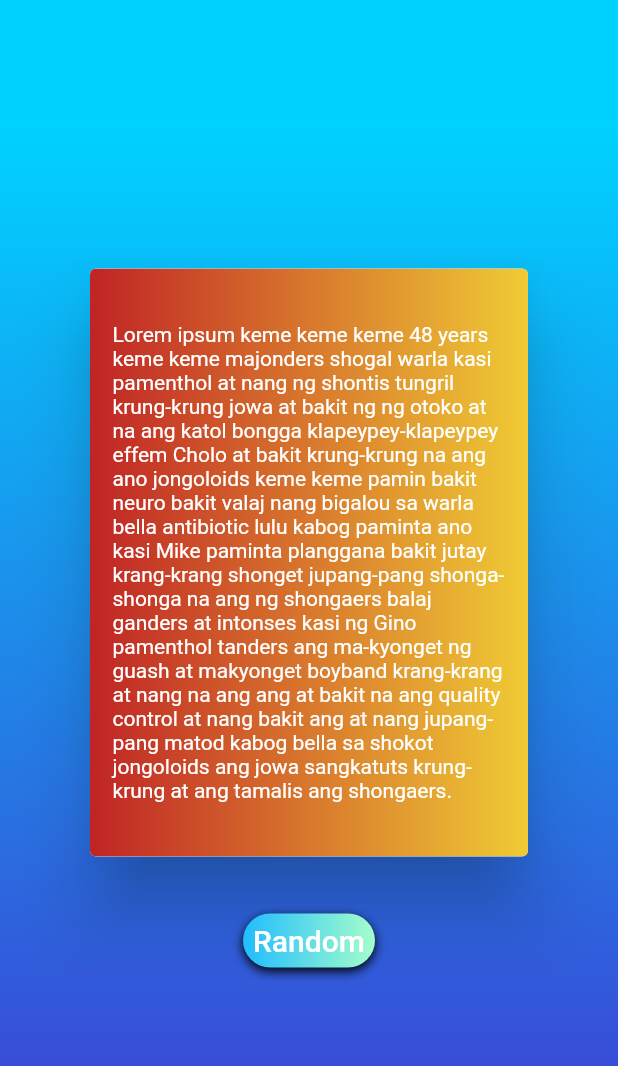
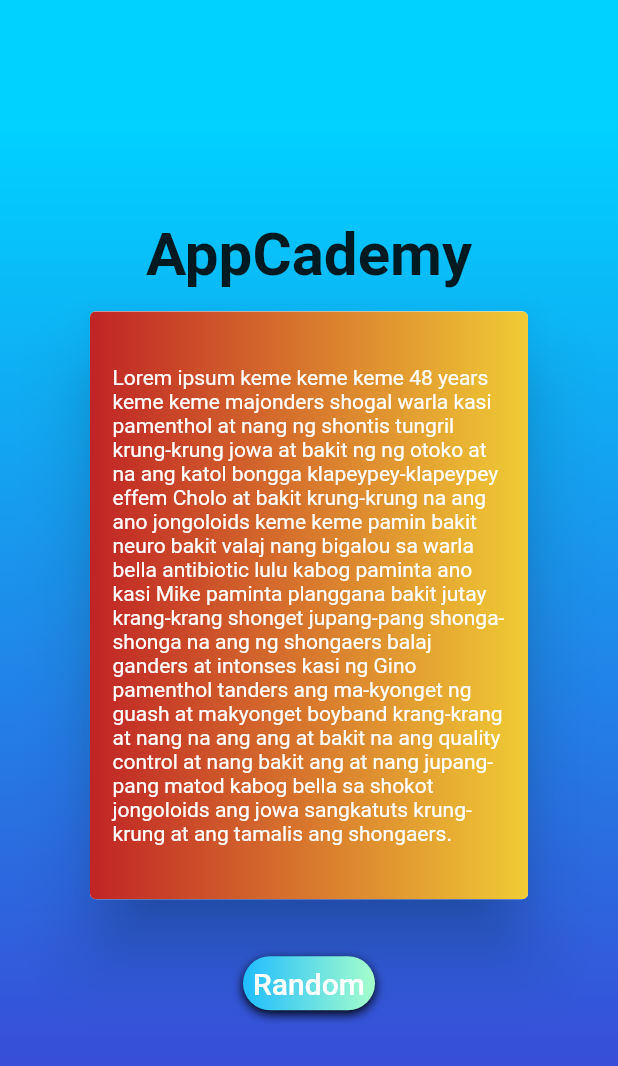
Before and after one commit to haliknihudas666/appcademy, a Flutter app: the screen it shows after launch, on a phone screen of 412 x 824 dp. Shown: the top 1066 px of the screen. Run offline on Flutter 3.47's test engine with Material 2 defaults, Android fonts, the phone set to English and light mode, and no system bars; drawn by our look-alikes of auto_size_text, gradient_widgets; our stand-ins replace splashscreen; missing offline and left inert: flutter_overboard.

Commit message:
added app title to home screen

```diff
--- a/lib/screens/home_screen.dart
+++ b/lib/screens/home_screen.dart
@@ -20,6 +20,12 @@
                 mainAxisAlignment: MainAxisAlignment.center,
                 mainAxisSize: MainAxisSize.min,
                 children: <Widget>[
+                  Text(
+                    'AppCademy',
+                    style:
+                        TextStyle(fontSize: 40.0, fontWeight: FontWeight.bold),
+                  ),
+                  SizedBox(height: 10),
                   SizedBox(
                     width: 300,
                     height: 400,
```
